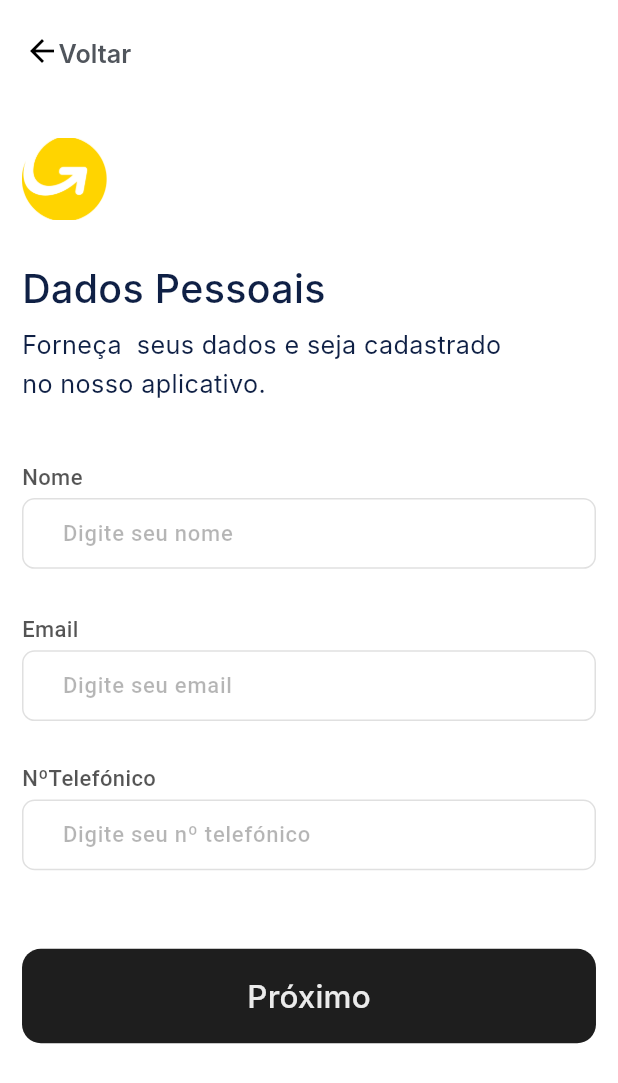
After one commit to WUNDU/wundu-mobile, a Flutter app: the SignupPersonalDataScreen screen opened by its route, on a phone screen of 412 x 824 dp. The commit adds this screen. Shown: the top 1083 px of the screen. Run offline on Flutter 3.47's test engine with Material 3 defaults, Android fonts, the phone set to English and light mode, and no system bars; our stand-ins replace cached_network_image, equatable, flutter_bloc, flutter_svg, shared_preferences, smooth_page_indicator; accounts and stored records are empty; Roboto replaces fonts that are missing (Inter, Poppins).

Commit message:
✨ feat: add signup personal data

```diff
--- a/lib/routes/app_routes.dart
+++ b/lib/routes/app_routes.dart
@@ -1,7 +1,7 @@
 import 'package:flutter/material.dart';
 import 'package:wundu/views/auth/auth_screen.dart';
 import 'package:wundu/views/auth/login/login_screen.dart';
-import 'package:wundu/views/auth/signup/signup_screen.dart';
+import 'package:wundu/views/auth/signup/signup_personal_data_screen.dart';
 import 'package:wundu/views/onboarding/onboarding_screen.dart';
 import 'package:wundu/views/splash/splash_screen.dart';
 
@@ -10,13 +10,13 @@ class AppRoutes {
   static const splashScreen = '/splash_screen';
   static const onboardScreen = '/onboard_screen';
   static const authScreen = '/auth_screen';
-  static const signup = '/signup_screen';
+  static const signupPersonalDataScreen = '/signup_personal_data_screen';
 
   static Map<String, WidgetBuilder> get routes => {
         loginScreen: LoginScreen.builder,
         splashScreen: SplashScreen.builder,
         onboardScreen: OnboardingScreen.builder,
         authScreen: AuthScreen.builder,
-        signup: SignupScreen.builder,
+        signupPersonalDataScreen: SignupPersonalDataScreen.builder
       };
 }
--- a/lib/views/auth/auth_screen.dart
+++ b/lib/views/auth/auth_screen.dart
@@ -147,7 +147,7 @@ class AuthScreen extends StatelessWidget {
 
   onTapFaasignup(BuildContext context) {
     NavigatorService.pushNamed(
-      AppRoutes.signup,
+      AppRoutes.signupPersonalDataScreen,
     );
   }
 }
--- /dev/null
+++ b/lib/views/auth/signup/signup_personal_data_screen.dart
@@ -0,0 +1,206 @@
+// ignore_for_file: must_be_immutable
+import 'package:flutter/material.dart';
+import 'package:wundu/core/app_export.dart';
+import 'package:wundu/core/utils/validation_functions.dart';
+import 'package:wundu/views/auth/signup/bloc/signup_screen_bloc.dart';
+import 'package:wundu/views/auth/signup/models/signup_screen_model.dart';
+import 'package:wundu/widgets/custom_elevated_button.dart';
+import 'package:wundu/widgets/custom_field_text_form.dart';
+
+class SignupPersonalDataScreen extends StatelessWidget {
+  SignupPersonalDataScreen({super.key});
+
+  final GlobalKey<FormState> _formKey = GlobalKey<FormState>();
+
+  static Widget builder(BuildContext context) {
+    return BlocProvider<SignupScreenBloc>(
+      create: (context) => SignupScreenBloc(SignupScreenState(
+        signupScreenModel: SignupScreenModel(),
+      ))
+        ..add(SignupScreenInitialEvent()),
+      child: SignupPersonalDataScreen(),
+    );
+  }
+
+  @override
+  Widget build(BuildContext context) {
+    return Scaffold(
+      backgroundColor: appTheme.whiteA700,
+      resizeToAvoidBottomInset: false,
+      appBar: AppBar(
+        elevation: 0,
+        toolbarHeight: 56.h,
+        backgroundColor: Colors.transparent,
+        automaticallyImplyLeading: false,
+        title: Container(
+          padding: EdgeInsets.symmetric(
+            horizontal: 0.h,
+            vertical: 16.h,
+          ),
+          child: Row(
+            children: [
+              Expanded(
+                child: Row(
+                  children: [
+                    SizedBox(
+                      height: 14.h,
+                      width: 22.h,
+                      child: Stack(
+                        alignment: Alignment.bottomCenter,
+                        children: [BackButtonIcon()],
+                      ),
+                    ),
+                    Padding(
+                      padding: EdgeInsets.only(top: 12.h),
+                      child: Text(
+                        "Voltar",
+                        style: CustomTextStyles.titleMediumBluegray700,
+                      ),
+                    ),
+                  ],
+                ),
+              ),
+            ],
+          ),
+        ),
+      ),
+      body: SafeArea(
+        top: false,
+        child: Form(
+          key: _formKey,
+          child: Container(
+            width: double.maxFinite,
+            padding: EdgeInsets.only(
+              left: 14.h,
+              top: 32.h,
+              right: 14.h,
+            ),
+            child: Column(
+              mainAxisSize: MainAxisSize.max,
+              crossAxisAlignment: CrossAxisAlignment.start,
+              children: [
+                CustomImageView(
+                  imagePath: ImageConstant.logo,
+                  height: 52.h,
+                  width: 54.h,
+                ),
+                SizedBox(height: 26.h),
+                Text(
+                  "Dados Pessoais",
+                  style: CustomTextStyles.headlineSmallBluegray900Medium,
+                ),
+                SizedBox(height: 6.h),
+                SizedBox(
+                  width: 320.h,
+                  child: Text(
+                    "Forneça  seus dados e seja cadastrado no nosso aplicativo.",
+                    maxLines: 2,
+                    overflow: TextOverflow.ellipsis,
+                    style: CustomTextStyles.bodyLargeBluegray900.copyWith(
+                      height: 1.56,
+                    ),
+                  ),
+                ),
+                SizedBox(height: 36.h),
+                SizedBox(
+                  width: double.maxFinite,
+                  child: Column(
+                    spacing: 4,
+                    crossAxisAlignment: CrossAxisAlignment.start,
+                    children: [
+                      Text(
+                        "Nome",
+                        style: theme.textTheme.titleSmall,
+                      ),
+                      BlocSelector<SignupScreenBloc, SignupScreenState,
+                          TextEditingController?>(
+                        selector: (state) => state.nameController,
+                        builder: (context, nameController) {
+                          return CustomTextFormField(
+                            controller: nameController,
+                            hintText: "Digite seu nome",
+                            contentPadding:
+                                EdgeInsets.fromLTRB(22.h, 14.h, 22.h, 10.h),
+                            onChanged: (value) {},
+                          );
+                        },
+                      ),
+                    ],
+                  ),
+                ),
+                SizedBox(height: 28.h),
+                SizedBox(
+                  width: double.maxFinite,
+                  child: Column(
+                    spacing: 4,
+                    crossAxisAlignment: CrossAxisAlignment.start,
+                    children: [
+                      Text(
+                        "Email",
+                        style: theme.textTheme.titleSmall,
+                      ),
+                      BlocSelector<SignupScreenBloc, SignupScreenState,
+                          TextEditingController?>(
+                        selector: (state) => state.emailController,
+                        builder: (context, emailtwoController) {
+                          return CustomTextFormField(
+                            controller: emailtwoController,
+                            hintText: "Digite seu email",
+                            textInputType: TextInputType.emailAddress,
+                            contentPadding:
+                                EdgeInsets.fromLTRB(22.h, 14.h, 22.h, 10.h),
+                            validator: (value) {
+                              if (value == null ||
+                                  (!isValidEmail(value, isRequired: true))) {
+                                return "Por favor insira o seu email";
+                              }
+                              return null;
+                            },
+                            onChanged: (value) {},
+                          );
+                        },
+                      ),
+                    ],
+                  ),
+                ),
+                SizedBox(height: 26.h),
+                SizedBox(
+                  width: double.maxFinite,
+                  child: Column(
+                    spacing: 4,
+                    crossAxisAlignment: CrossAxisAlignment.start,
+                    children: [
+                      Text(
+                        "NºTelefónico",
+                        style: theme.textTheme.titleSmall,
+                      ),
+                      BlocSelector<SignupScreenBloc, SignupScreenState,
+                          TextEditingController?>(
+                        selector: (state) => state.numberController,
+                        builder: (context, numberController) {
+                          return CustomTextFormField(
+                            controller: numberController,
+                            hintText: "Digite seu nº telefónico",
+                            textInputAction: TextInputAction.done,
+                            contentPadding:
+                                EdgeInsets.fromLTRB(22.h, 14.h, 22.h, 10.h),
+                            onChanged: (value) {},
+                          );
+                        },
+                      )
+                    ],
+                  ),
+                ),
+                SizedBox(height: 50.h),
+                CustomElevatedButton(
+                  text: "Próximo",
+                  buttonTextStyle: CustomTextStyles.titleLargeGray200,
+                ),
+              ],
+            ),
+          ),
+        ),
+      ),
+    );
+  }
+}
```
Also changed, not shown: lib/views/auth/signup/bloc/signup_screen_bloc.dart (+10 -10 lines), lib/views/auth/signup/signup_screen.dart (deleted, +0 -425 lines).
